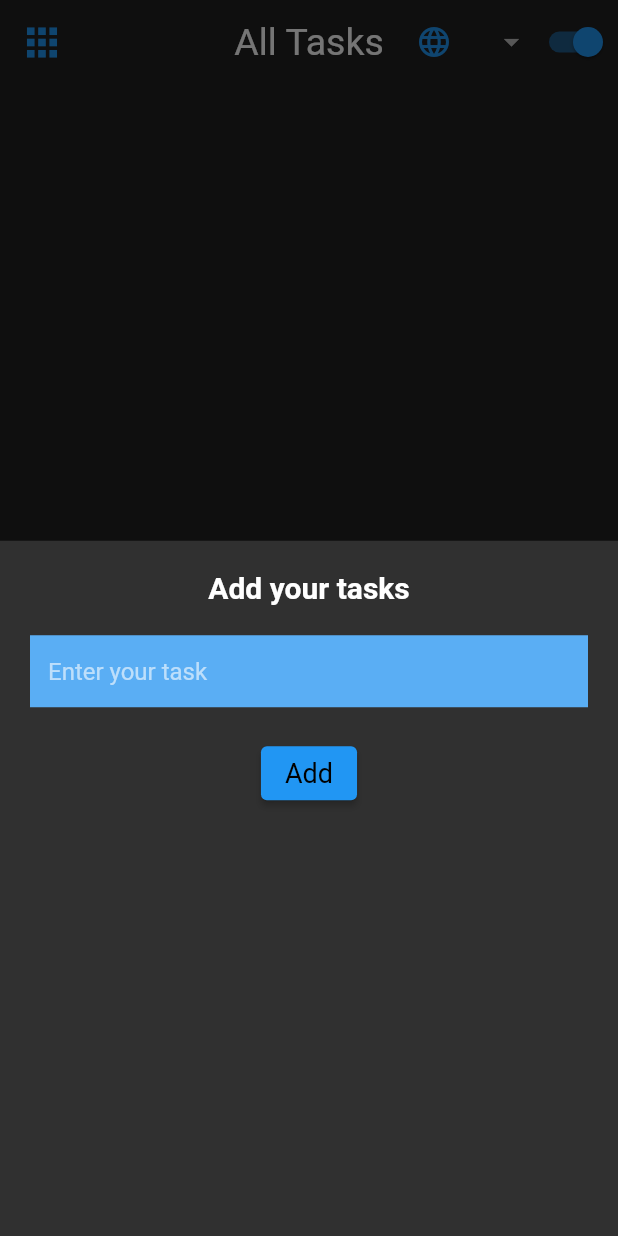
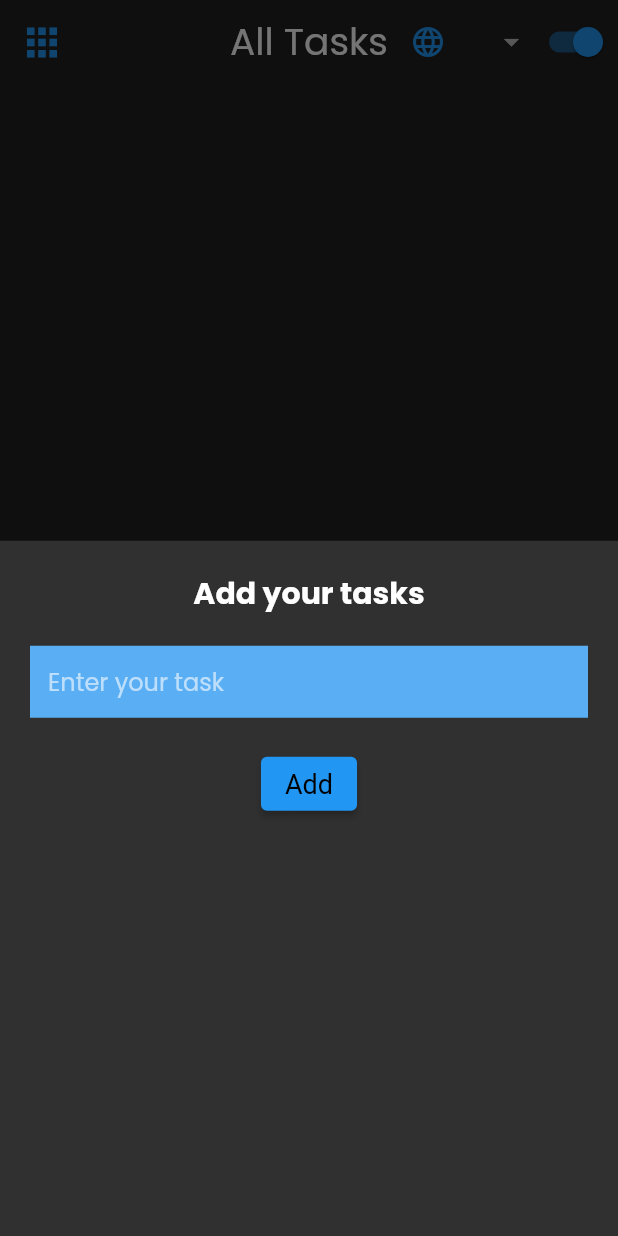
Before and after one commit to qubeena07/Flutter-ToDo-App, a Flutter app: the screen it shows after launch, after a tap on the "add" icon, on a phone screen of 412 x 824 dp. Run offline on Flutter 3.47's test engine with Material 2 defaults, Android fonts, the phone set to English and light mode, and no system bars; our stand-ins replace google_fonts, hive, hive_flutter; accounts and stored records are empty; generated files the repository leaves out were written again.

Commit message:
dark and light mode title fixed

```diff
--- a/lib/main.dart
+++ b/lib/main.dart
@@ -35,10 +35,6 @@ class MyApp extends StatelessWidget {
     final localeProvider = Provider.of<LocaleProvider>(context);
     return MaterialApp(
       supportedLocales: L10n.all,
-      // const [
-      //   Locale('en'),
-      //   Locale('ne'),
-      // ],
       localizationsDelegates: const [
         AppLocalizations.delegate,
         GlobalMaterialLocalizations.delegate,
--- a/lib/provider/theme_provider.dart
+++ b/lib/provider/theme_provider.dart
@@ -1,4 +1,5 @@
 import 'package:flutter/material.dart';
+import 'package:google_fonts/google_fonts.dart';
 
 class ThemeProvider extends ChangeNotifier {
   ThemeMode themeMode = ThemeMode.dark;
@@ -12,15 +13,17 @@ class ThemeProvider extends ChangeNotifier {
 
 class MyThemes {
   static final lightTheme = ThemeData(
-    primaryColor: Colors.white,
+    primaryColor: Colors.black,
     scaffoldBackgroundColor: Colors.white,
-    // primarySwatch: Colors.blue,
-    colorScheme: const ColorScheme.light(),
-    //textTheme: GoogleFonts.poppinsTextTheme(),
+
+    primarySwatch: Colors.blue,
+    // colorScheme: ColorScheme.fromSwatch()
+    //     .copyWith(primary: Colors.blue, secondary: Colors.yellow),
+    textTheme: GoogleFonts.poppinsTextTheme(),
   );
   static final darkTheme = ThemeData(
-      // textTheme: GoogleFonts.poppinsTextTheme(),
-      primaryColor: Colors.black,
+      textTheme: GoogleFonts.poppinsTextTheme(),
+      primaryColor: Colors.white,
       colorScheme: const ColorScheme.dark(),
       scaffoldBackgroundColor: Colors.grey.shade900);
 }
--- a/lib/view/home_screen.dart
+++ b/lib/view/home_screen.dart
@@ -1,5 +1,6 @@
 import 'package:flutter/material.dart';
 import 'package:provider/provider.dart';
+import 'package:todo_app/provider/theme_provider.dart';
 import 'package:todo_app/provider/todo_provider.dart';
 import 'package:todo_app/utils/validation_mixin.dart';
 import 'package:todo_app/widget/language_picker_widget.dart';
@@ -47,17 +48,20 @@ class _HomeScreenState extends State<HomeScreen> {
 
   @override
   Widget build(BuildContext context) {
+    final themep = Provider.of<ThemeProvider>(context, listen: true).isDarkMode;
     return Scaffold(
       appBar: AppBar(
         title: Text(
           AppLocalizations.of(context)!.allTasks,
-          style: const TextStyle(
+          style: TextStyle(
+              color: themep ? Colors.white : Colors.black,
               //color: (text == 'DarkTheme') ? Colors.white : Colors.black,
               fontWeight: FontWeight.normal,
               fontSize: 25),
         ),
         centerTitle: true,
         backgroundColor: Colors.transparent,
+        // const Color.fromARGB(255, 25, 145, 242),
         elevation: 0.0,
         leading: IconButton(
             onPressed: () {},
@@ -149,8 +153,10 @@ class _HomeScreenState extends State<HomeScreen> {
                 children: [
                   Text(
                     AppLocalizations.of(context)!.addTasks,
-                    style: const TextStyle(
-                        fontSize: 20, fontWeight: FontWeight.w700),
+                    style: TextStyle(
+                        color: Theme.of(context).primaryColor,
+                        fontSize: 20,
+                        fontWeight: FontWeight.w700),
                   ),
                   const SizedBox(
                     height: 20,
@@ -192,8 +198,6 @@ class _HomeScreenState extends State<HomeScreen> {
                             controller.clear();
                           });
                         } else {
-                          print("please enter task");
-
                           return;
                         }
                       },
```
Also changed, not shown: 5 other files.
